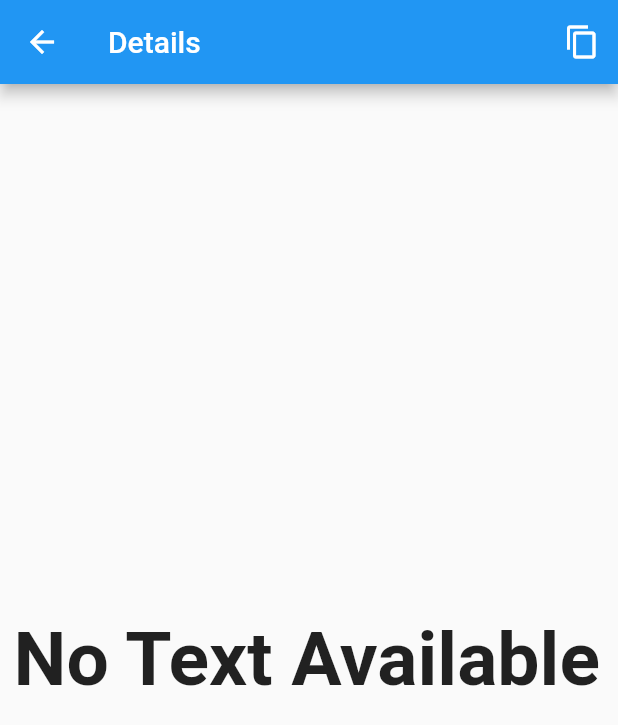
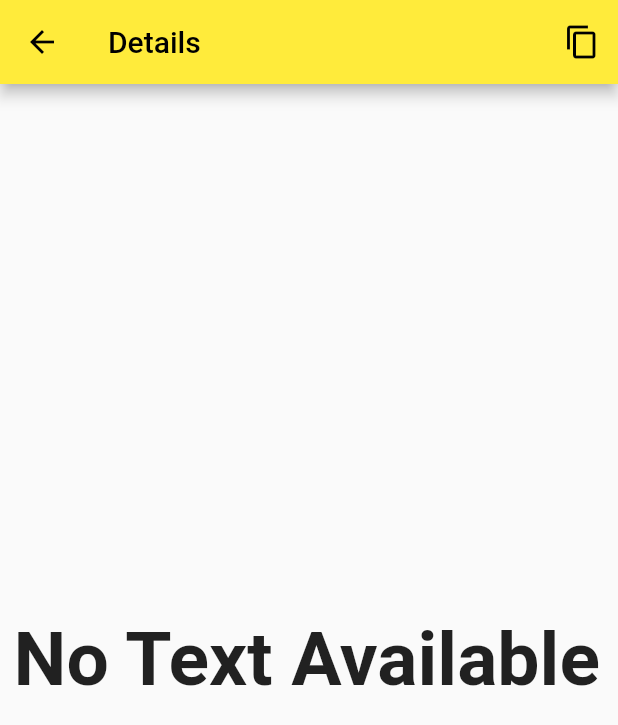
Before and after one commit to kushv16/CaptureIT, a Flutter app: the Details screen opened directly with empty values, on a phone screen of 412 x 824 dp. Shown: the top 725 px of the screen. Run offline on Flutter 3.47's test engine with Material 2 defaults, Android fonts, the light colour scheme and no system bars; our stand-ins replace image_picker; missing offline and left inert: barcode_scan, clipboard, firebase_ml_vision, translator; accounts and stored records are empty.

Commit message:
final commit xD - UI FIX

```diff
--- a/lib/pages/audio_screen.dart
+++ b/lib/pages/audio_screen.dart
@@ -15,14 +15,13 @@
 class TextToSpeechState extends State<TextToSpeech> {
   String result = "Coming Soon";
 
-
   @override
   Widget build(BuildContext context) {
     return Scaffold(
       appBar: AppBar(
         backgroundColor: Colors.yellow,
         iconTheme: IconThemeData(
-    color: Colors.black, //change your color here
+          color: Colors.black,
         ),
         title: Text(
           "Text To Speech",
--- a/lib/utils/details.dart
+++ b/lib/utils/details.dart
@@ -1,49 +1,3 @@
-// import 'dart:io';
-// import 'package:clipboard/clipboard.dart';
-// import 'package:flutter/material.dart';
-
-// class Details extends StatefulWidget {
-//   final String text;
-//   Details(this.text);
-//   @override
-//   _DetailsState createState() => _DetailsState();
-// }
-
-// class _DetailsState extends State<Details> {
-//   final GlobalKey<ScaffoldState> _key = new GlobalKey<ScaffoldState>();
-//   var imageFileReturn;
-//   @override
-//   Widget build(BuildContext context) {
-//     return Scaffold(
-//         key: _key,
-//         appBar: AppBar(
-//           title: Text('Details'),
-//           actions: [
-//             IconButton(
-//               icon: Icon(Icons.copy),
-//               onPressed: () {
-//                 FlutterClipboard.copy(widget.text).then((value) => _key
-//                     .currentState!
-//                     .showSnackBar(new SnackBar(content: Text('Copied'))));
-//               },
-//             )
-//           ],
-//         ),
-//         body: Column(children: <Widget>[
-//           Container(
-//             padding: EdgeInsets.all(8),
-//             alignment: Alignment.center,
-//             height: double.infinity,
-//             width: double.infinity,
-//             child: SelectableText(
-//               widget.text.isEmpty ? 'No Text Available' : widget.text,
-
-//             ),
-//           ),
-//         ]));
-//   }
-// }
-
 import 'package:clipboard/clipboard.dart';
 import 'package:flutter/material.dart';
 
@@ -61,10 +15,20 @@
     return Scaffold(
       key: _key,
       appBar: AppBar(
-        title: Text('Details'),
+        title: Text(
+          'Details',
+          style: new TextStyle(color: Colors.black),
+        ),
+        backgroundColor: Colors.yellow,
+        iconTheme: IconThemeData(
+          color: Colors.black,
+        ),
         actions: [
           IconButton(
-            icon: Icon(Icons.copy),
+            icon: Icon(
+              Icons.copy,
+              color: Colors.black,
+            ),
             onPressed: () {
               FlutterClipboard.copy(widget.text).then((value) => _key
                   .currentState!
```
Also changed, not shown: lib/main.dart (+18 -18 lines). Lines whose indentation alone changed are shown as unchanged.
